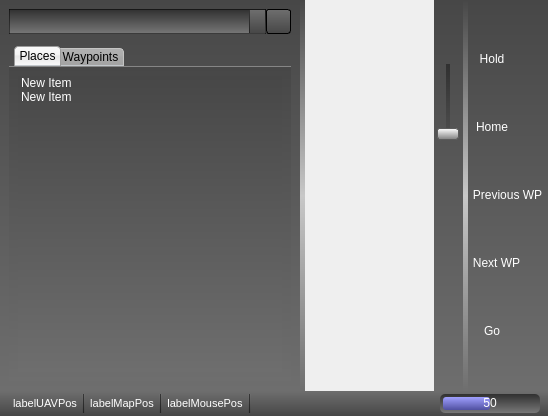
Above: ground/src/plugins/opmap/opmap_widget.ui from openpilot/OpenPilot before the change. Below: the same form after it.
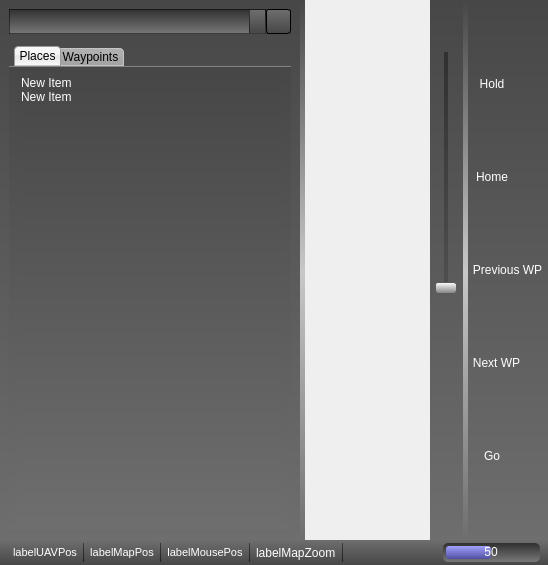
That is the form after the change. Icons and pictures are not drawn.

Commit message: Fixed (hopefully) opmap plug-in zooming,

Patch:
```diff
--- a/ground/src/plugins/opmap/opmap_widget.ui
+++ b/ground/src/plugins/opmap/opmap_widget.ui
@@ -7,7 +7,7 @@
     <x>0</x>
     <y>0</y>
     <width>548</width>
-    <height>416</height>
+    <height>565</height>
    </rect>
   </property>
   <property name="sizePolicy">
@@ -826,13 +826,13 @@
               <number>3</number>
              </property>
              <property name="leftMargin">
-              <number>3</number>
+              <number>1</number>
              </property>
              <property name="topMargin">
               <number>6</number>
              </property>
              <property name="rightMargin">
-              <number>3</number>
+              <number>1</number>
              </property>
              <property name="bottomMargin">
               <number>0</number>
@@ -848,7 +848,7 @@
                <property name="sizeHint" stdset="0">
                 <size>
                  <width>20</width>
-                 <height>30</height>
+                 <height>10</height>
                 </size>
                </property>
               </spacer>
@@ -870,8 +870,8 @@
                </property>
                <property name="iconSize">
                 <size>
-                 <width>20</width>
-                 <height>20</height>
+                 <width>28</width>
+                 <height>28</height>
                 </size>
                </property>
                <property name="autoRepeat">
@@ -891,7 +891,7 @@
              <item>
               <widget class="QSlider" name="horizontalSliderZoom">
                <property name="sizePolicy">
-                <sizepolicy hsizetype="Preferred" vsizetype="Fixed">
+                <sizepolicy hsizetype="Preferred" vsizetype="Expanding">
                  <horstretch>0</horstretch>
                  <verstretch>0</verstretch>
                 </sizepolicy>
@@ -905,7 +905,7 @@
                <property name="maximumSize">
                 <size>
                  <width>16777215</width>
-                 <height>80</height>
+                 <height>16777215</height>
                 </size>
                </property>
                <property name="cursor">
@@ -924,7 +924,7 @@
                 <number>2</number>
                </property>
                <property name="maximum">
-                <number>19</number>
+                <number>17</number>
                </property>
                <property name="pageStep">
                 <number>1</number>
@@ -960,8 +960,8 @@
                </property>
                <property name="iconSize">
                 <size>
-                 <width>20</width>
-                 <height>20</height>
+                 <width>28</width>
+                 <height>28</height>
                 </size>
                </property>
                <property name="autoRepeat">
@@ -1011,8 +1011,8 @@
                </property>
                <property name="iconSize">
                 <size>
-                 <width>20</width>
-                 <height>20</height>
+                 <width>28</width>
+                 <height>28</height>
                 </size>
                </property>
                <property name="autoRepeat">
@@ -1040,8 +1040,8 @@
                </property>
                <property name="iconSize">
                 <size>
-                 <width>20</width>
-                 <height>20</height>
+                 <width>28</width>
+                 <height>28</height>
                 </size>
                </property>
                <property name="checkable">
@@ -1072,8 +1072,8 @@
                </property>
                <property name="iconSize">
                 <size>
-                 <width>20</width>
-                 <height>20</height>
+                 <width>28</width>
+                 <height>28</height>
                 </size>
                </property>
                <property name="checkable">
@@ -1104,8 +1104,8 @@
                </property>
                <property name="iconSize">
                 <size>
-                 <width>20</width>
-                 <height>20</height>
+                 <width>28</width>
+                 <height>28</height>
                 </size>
                </property>
                <property name="checkable">
@@ -1136,8 +1136,8 @@
                </property>
                <property name="iconSize">
                 <size>
-                 <width>20</width>
-                 <height>20</height>
+                 <width>28</width>
+                 <height>28</height>
                 </size>
                </property>
                <property name="checkable">
@@ -1156,10 +1156,13 @@
                <property name="orientation">
                 <enum>Qt::Vertical</enum>
                </property>
+               <property name="sizeType">
+                <enum>QSizePolicy::Fixed</enum>
+               </property>
                <property name="sizeHint" stdset="0">
                 <size>
                  <width>20</width>
-                 <height>40</height>
+                 <height>10</height>
                 </size>
                </property>
               </spacer>
@@ -1685,6 +1688,23 @@
           </property>
          </widget>
         </item>
+        <item>
+         <widget class="QLabel" name="labelMapZoom">
+          <property name="text">
+           <string>labelMapZoom</string>
+          </property>
+         </widget>
+        </item>
+        <item>
+         <widget class="Line" name="line_2">
+          <property name="frameShadow">
+           <enum>QFrame::Plain</enum>
+          </property>
+          <property name="orientation">
+           <enum>Qt::Vertical</enum>
+          </property>
+         </widget>
+        </item>
         <item>
          <spacer name="horizontalSpacer_3">
           <property name="orientation">
```
The commit also changes 2 other files.
